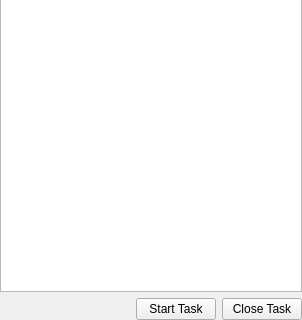
Before: the Qt Designer form asistente_ladm_col/ui/transition_system/tasks_widget.ui in SwissTierrasColombia/Asistente-LADM-COL, drawn with Qt 5; both pictures show x 0 to 302 and y 193 to 513 of the 302 by 513 pixel window.
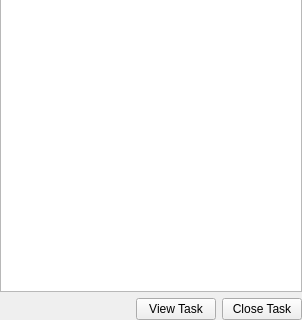
After: the same form once the commit is applied.

Commit message: [db] feat: Start tasks from the GUI

```diff
--- a/asistente_ladm_col/ui/transition_system/tasks_widget.ui
+++ b/asistente_ladm_col/ui/transition_system/tasks_widget.ui
@@ -81,7 +81,7 @@
      <item>
       <widget class="QPushButton" name="btn_start_task">
        <property name="text">
-        <string>Start Task</string>
+        <string>View Task</string>
        </property>
       </widget>
      </item>
```
Left out of the diff: 2 changed lines with no effect on the pictures. The commit also changes 5 other files.
